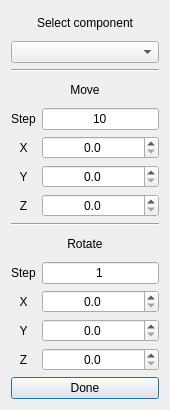
bakeryproducts/ConstructorM4, file UI/move.ui: the form before one commit.
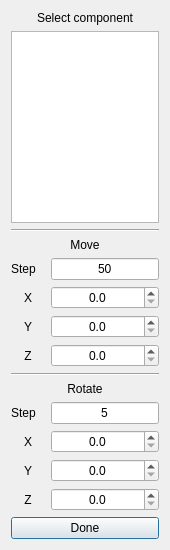
The form after the commit.

Commit message: redo move feature for multiple objects

Diff of the .ui file:
```diff
--- a/UI/move.ui
+++ b/UI/move.ui
@@ -7,19 +7,19 @@
     <x>0</x>
     <y>0</y>
     <width>170</width>
-    <height>410</height>
+    <height>550</height>
    </rect>
   </property>
   <property name="minimumSize">
    <size>
     <width>170</width>
-    <height>410</height>
+    <height>550</height>
    </size>
   </property>
   <property name="maximumSize">
    <size>
-    <width>170</width>
-    <height>410</height>
+    <width>278</width>
+    <height>550</height>
    </size>
   </property>
   <property name="windowTitle">
@@ -37,7 +37,14 @@
     </widget>
    </item>
    <item>
-    <widget class="QComboBox" name="cmb_component"/>
+    <widget class="QListWidget" name="lst_comps">
+     <property name="sizePolicy">
+      <sizepolicy hsizetype="Minimum" vsizetype="Expanding">
+       <horstretch>0</horstretch>
+       <verstretch>0</verstretch>
+      </sizepolicy>
+     </property>
+    </widget>
    </item>
    <item>
     <widget class="Line" name="line">
@@ -127,8 +134,14 @@
      </item>
      <item row="0" column="1">
       <widget class="QLineEdit" name="ln_movestep">
+       <property name="sizePolicy">
+        <sizepolicy hsizetype="Minimum" vsizetype="Fixed">
+         <horstretch>0</horstretch>
+         <verstretch>0</verstretch>
+        </sizepolicy>
+       </property>
        <property name="text">
-        <string>10</string>
+        <string>50</string>
        </property>
        <property name="alignment">
         <set>Qt::AlignCenter</set>
@@ -225,8 +238,14 @@
      </item>
      <item row="0" column="1">
       <widget class="QLineEdit" name="ln_rotatestep">
+       <property name="sizePolicy">
+        <sizepolicy hsizetype="Minimum" vsizetype="Fixed">
+         <horstretch>0</horstretch>
+         <verstretch>0</verstretch>
+        </sizepolicy>
+       </property>
        <property name="text">
-        <string>1</string>
+        <string>5</string>
        </property>
        <property name="alignment">
         <set>Qt::AlignCenter</set>
```
The commit also changes 4 other files.
